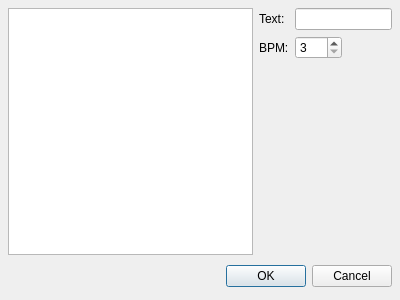
Above: mscore/mscore/edittempo.ui from musescore/musescore-old before the change. Below: the same form after it.
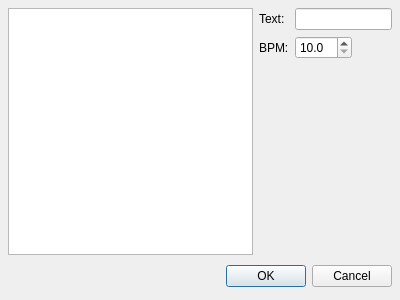
That is the form after the change.

```diff
--- a/mscore/mscore/edittempo.ui
+++ b/mscore/mscore/edittempo.ui
@@ -51,16 +51,6 @@
      </property>
     </spacer>
    </item>
-   <item row="1" column="2" >
-    <widget class="QSpinBox" name="tempoBPM" >
-     <property name="maximum" >
-      <number>350</number>
-     </property>
-     <property name="minimum" >
-      <number>3</number>
-     </property>
-    </widget>
-   </item>
    <item row="1" column="1" >
     <widget class="QLabel" name="label_2" >
      <property name="text" >
@@ -121,6 +111,19 @@
      </item>
     </layout>
    </item>
+   <item row="1" column="2" >
+    <widget class="QDoubleSpinBox" name="tempoBPM" >
+     <property name="decimals" >
+      <number>1</number>
+     </property>
+     <property name="maximum" >
+      <double>400.000000000000000</double>
+     </property>
+     <property name="minimum" >
+      <double>10.000000000000000</double>
+     </property>
+    </widget>
+   </item>
   </layout>
  </widget>
  <pixmapfunction></pixmapfunction>
```
Left out of the diff: 4 changed lines with no effect on the pictures.
